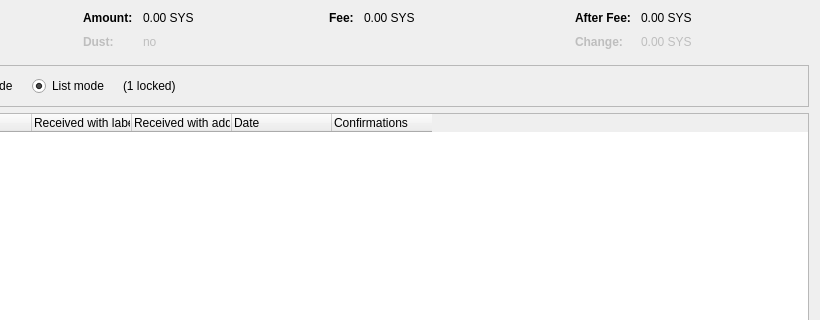
Qt form src/qt/forms/coincontroldialog.ui (John-Tonny/vircles) before a commit; both pictures show x 180 to 1000 and y 0 to 320 of the 1000 by 500 pixel window.
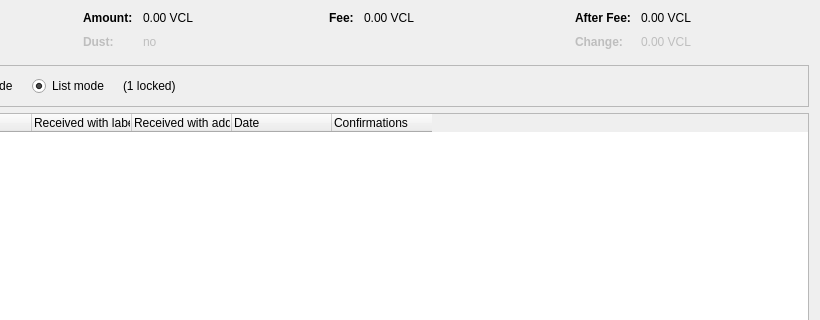
The same form after that commit. Custom widgets are drawn as their Qt base class.

```diff
--- a/src/qt/forms/coincontroldialog.ui
+++ b/src/qt/forms/coincontroldialog.ui
@@ -132,7 +132,7 @@
           <enum>Qt::ActionsContextMenu</enum>
          </property>
          <property name="text">
-          <string notr="true">0.00 SYS</string>
+          <string notr="true">0.00 VCL</string>
          </property>
          <property name="textInteractionFlags">
           <set>Qt::LinksAccessibleByMouse|Qt::TextSelectableByKeyboard|Qt::TextSelectableByMouse</set>
@@ -212,7 +212,7 @@
           <enum>Qt::ActionsContextMenu</enum>
          </property>
          <property name="text">
-          <string notr="true">0.00 SYS</string>
+          <string notr="true">0.00 VCL</string>
          </property>
          <property name="textInteractionFlags">
           <set>Qt::LinksAccessibleByMouse|Qt::TextSelectableByKeyboard|Qt::TextSelectableByMouse</set>
@@ -257,7 +257,7 @@
           <enum>Qt::ActionsContextMenu</enum>
          </property>
          <property name="text">
-          <string notr="true">0.00 SYS</string>
+          <string notr="true">0.00 VCL</string>
          </property>
          <property name="textInteractionFlags">
           <set>Qt::LinksAccessibleByMouse|Qt::TextSelectableByKeyboard|Qt::TextSelectableByMouse</set>
@@ -292,7 +292,7 @@
           <enum>Qt::ActionsContextMenu</enum>
          </property>
          <property name="text">
-          <string notr="true">0.00 SYS</string>
+          <string notr="true">0.00 VCL</string>
          </property>
          <property name="textInteractionFlags">
           <set>Qt::LinksAccessibleByMouse|Qt::TextSelectableByKeyboard|Qt::TextSelectableByMouse</set>
```
